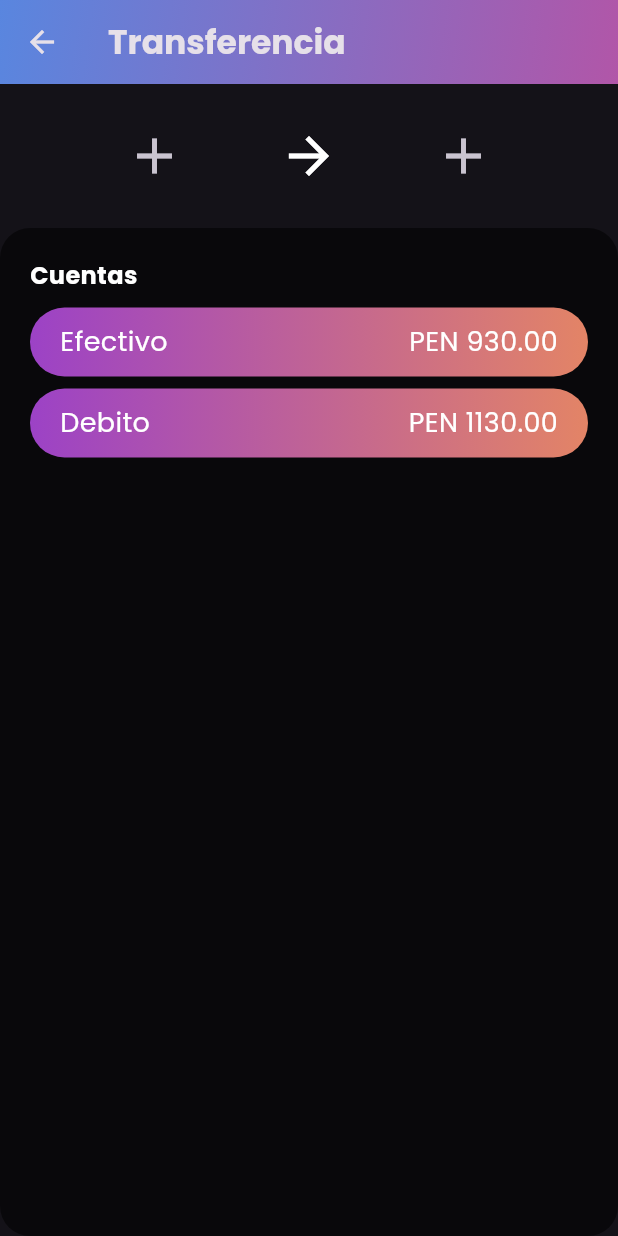
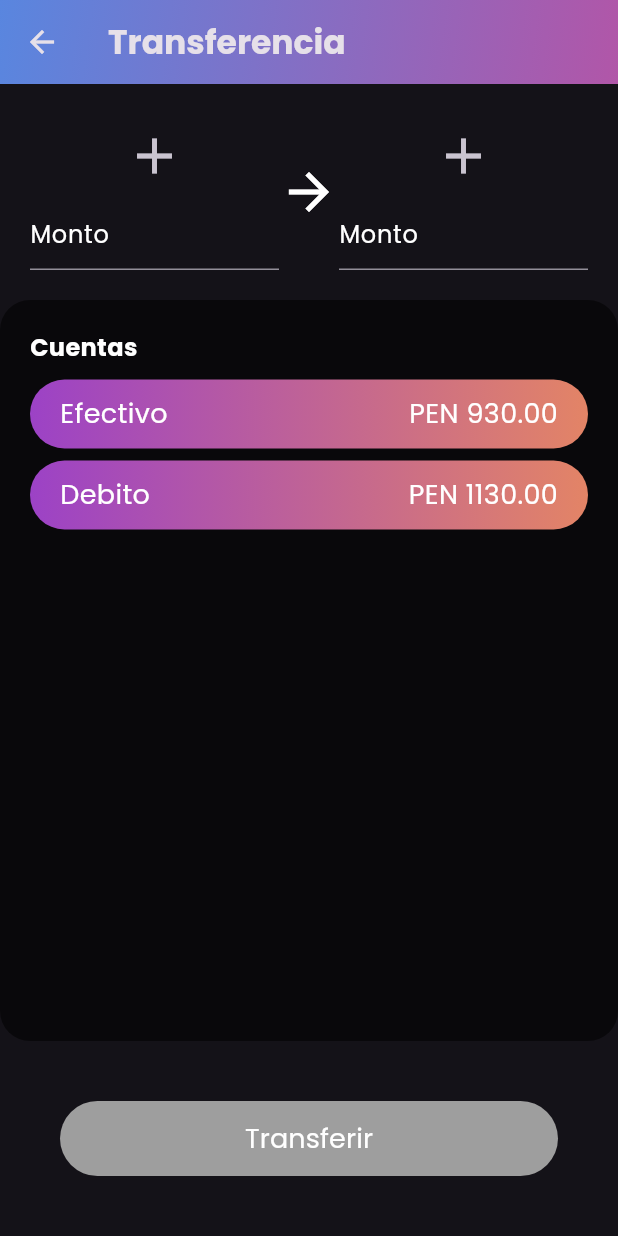
Before and after one commit to Edurz135/mycash_front, a Flutter app: the TrasferirScreen screen opened directly, on a phone screen of 412 x 824 dp. Run offline on Flutter 3.47's test engine with Material 3 defaults, Android fonts, the phone set to English and light mode, and no system bars; our stand-ins replace fl_chart, flutter_colorpicker, font_awesome_flutter, get, shared_preferences and 1 more; missing offline and left inert: dart:ffi; accounts and stored records are empty.

Commit message:
avance trasferir

```diff
--- a/lib/screens/trasferir_screen.dart
+++ b/lib/screens/trasferir_screen.dart
@@ -1,6 +1,24 @@
 import 'package:flutter/material.dart';
 
-class TrasferirScreen extends StatelessWidget {
+class TrasferirScreen extends StatefulWidget {
+  @override
+  _TrasferirScreenState createState() => _TrasferirScreenState();
+}
+
+class _TrasferirScreenState extends State<TrasferirScreen> {
+  final TextEditingController _amountControllerFrom = TextEditingController();
+  final TextEditingController _amountControllerTo = TextEditingController();
+
+  @override
+  void dispose() {
+    _amountControllerFrom.dispose();
+    _amountControllerTo.dispose();
+    super.dispose();
+  }
+
+  bool get isTransferButtonEnabled =>
+      _amountControllerFrom.text.isNotEmpty && _amountControllerTo.text.isNotEmpty;
+
   @override
   Widget build(BuildContext context) {
     return Scaffold(
@@ -28,14 +46,48 @@ class TrasferirScreen extends StatelessWidget {
             child: Row(
               mainAxisAlignment: MainAxisAlignment.spaceEvenly,
               children: [
+                Expanded(
+                  child: Column(
+                    children: [
                       IconButton(
                         icon: Icon(Icons.add, size: 40),
-                  onPressed: () {}, // Implement functionality
+                        onPressed: () {
+                          // Implement functionality
+                        },
+                      ),
+                      TextField(
+                        controller: _amountControllerFrom,
+                        keyboardType: TextInputType.number,
+                        decoration: InputDecoration(
+                          hintText: 'Monto',
+                          hintStyle: TextStyle(color: Colors.white),
+                        ),
+                        onChanged: (value) => setState(() {}),
+                      ),
+                    ],
+                  ),
                 ),
                 Icon(Icons.arrow_forward, size: 40),
+                Expanded(
+                  child: Column(
+                    children: [
                       IconButton(
                         icon: Icon(Icons.add, size: 40),
-                  onPressed: () {}, // Implement functionality
+                        onPressed: () {
+                          // Implement functionality
+                        },
+                      ),
+                      TextField(
+                        controller: _amountControllerTo,
+                        keyboardType: TextInputType.number,
+                        decoration: InputDecoration(
+                          hintText: 'Monto',
+                          hintStyle: TextStyle(color: Colors.white),
+                        ),
+                        onChanged: (value) => setState(() {}),
+                      ),
+                    ],
+                  ),
                 ),
               ],
             ),
@@ -64,9 +116,48 @@ class TrasferirScreen extends StatelessWidget {
               ),
             ),
           ),
+          Padding(
+            padding: EdgeInsets.all(40),
+            child: Container(
+              width: double.infinity,
+              height: 50, // Reduced height
+              decoration: BoxDecoration(
+                borderRadius: BorderRadius.circular(30),
+                gradient: LinearGradient(
+                  begin: Alignment.topLeft,
+                  end: Alignment.bottomRight,
+                  colors: isTransferButtonEnabled
+                    ? [Color.fromRGBO(89, 134, 223, 1), Color.fromRGBO(177, 86, 168, 1)]
+                    : [Colors.grey, Colors.grey], // Grey gradient when disabled
+                ),
+              ),
+              child: ElevatedButton(
+                onPressed: isTransferButtonEnabled ? _performTransfer : null,
+                style: ButtonStyle(
+                  backgroundColor: MaterialStateProperty.all(Colors.transparent), // Make background transparent
+                  shadowColor: MaterialStateProperty.all(Colors.transparent), // No shadow
+                  padding: MaterialStateProperty.all(EdgeInsets.symmetric(horizontal: 30, vertical: 10)),
+                  shape: MaterialStateProperty.all<RoundedRectangleBorder>(
+                    RoundedRectangleBorder(
+                      borderRadius: BorderRadius.circular(30),
+                    ),
+                  ),
+                ),
+                child: Text(
+                  "Transferir",
+                  style: TextStyle(color: Colors.white, fontSize: 18),
+                ),
+              ),
+            ),
+          ),
         ],
       ),
     );
+  }
+
+  void _performTransfer() {
+    // Implement the transfer logic here
+    print('Transferring from ${_amountControllerFrom.text} to ${_amountControllerTo.text}');
   }
 
   Widget _buildAccountTile(String accountType, String balance) {
```
Lines whose indentation alone changed are shown as unchanged.
